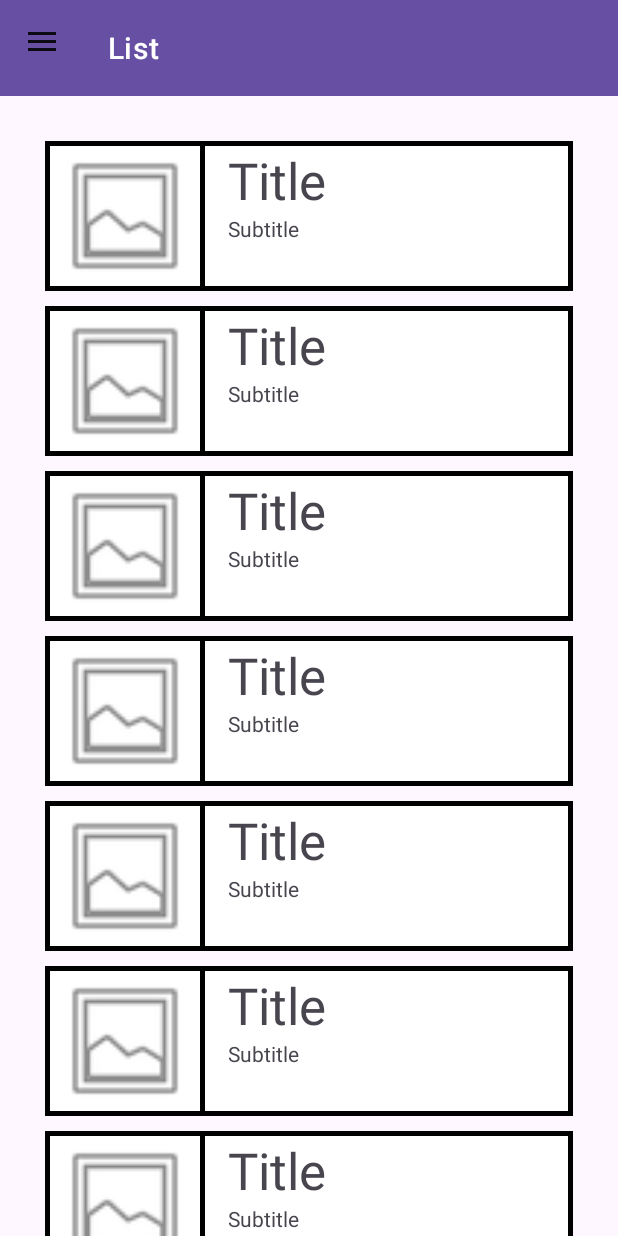
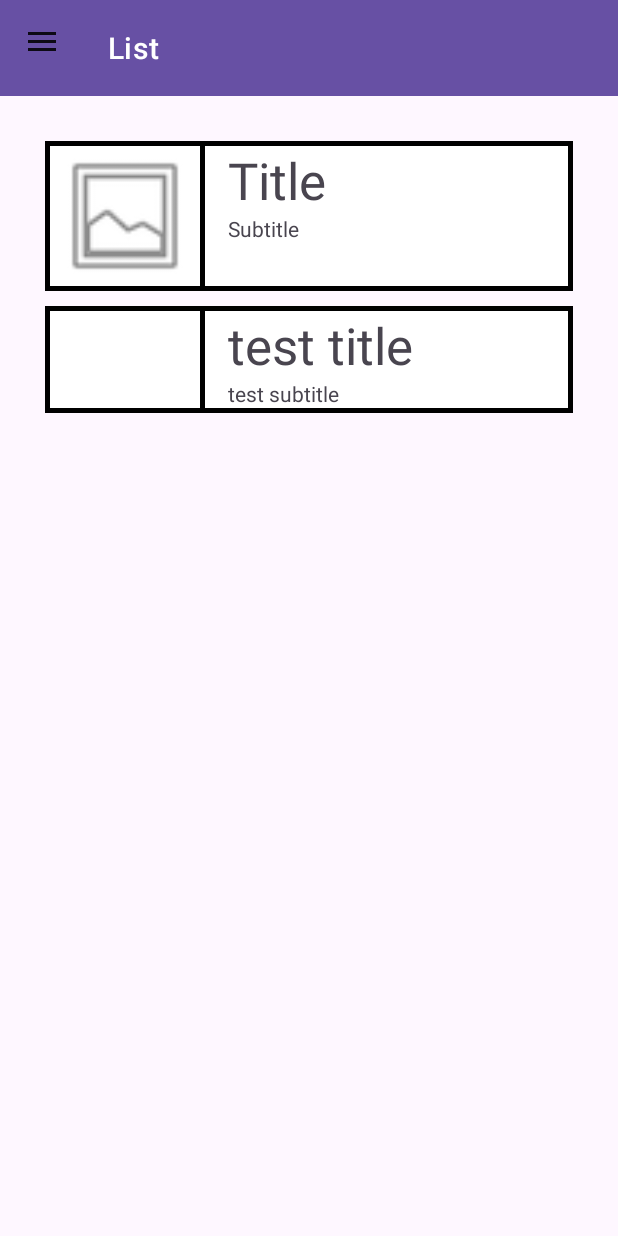
Before and after one commit to SaySaeqo/Projekt-Inzynierski, an Android app: the screen it shows after launch (MainActivity), on a phone screen of 412 x 824 dp. Run offline under Robolectric (Android 15) with nearby library versions, the phone set to English and light mode, and no system bars.

Commit message:
added: onButton behaviour for list rows and template for adding buttons from db

```diff
--- a/src/app/src/main/java/pl/edu/pg/cloudlib/ExhibitFragment.kt
+++ b/src/app/src/main/java/pl/edu/pg/cloudlib/ExhibitFragment.kt
@@ -19,7 +19,11 @@ class ExhibitFragment : Fragment() {
 
         activity?.title = getString(R.string.exhibit_page_title)
 
-        binding.textView.text = arguments?.getString(QRScannerFragment.BUNDLE_KEY) ?: "Error: no message arrived"
+        binding.textView.text = arguments?.getString(BUNDLE_KEY) ?: "Error: no message arrived"
         return binding.root
     }
+
+    companion object{
+        const val BUNDLE_KEY = "ExhibitMessage"
+    }
 }
--- a/src/app/src/main/java/pl/edu/pg/cloudlib/ListFragment.kt
+++ b/src/app/src/main/java/pl/edu/pg/cloudlib/ListFragment.kt
@@ -5,7 +5,10 @@ import android.view.LayoutInflater
 import android.view.View
 import android.view.ViewGroup
 import android.widget.Toast
+import androidx.core.os.bundleOf
+import androidx.core.view.forEach
 import androidx.fragment.app.Fragment
+import androidx.fragment.app.setFragmentResult
 import pl.edu.pg.cloudlib.databinding.FragmentListBinding
 
 // TODO: Rename parameter arguments, choose names that match
@@ -30,6 +33,22 @@ class ListFragment : Fragment() {
 
         activity?.title = getString(R.string.list_page_title)
 
+        // for exhibit in db
+        val row = ListRowView(requireContext())
+        row.title = "test title"
+        row.subtitle = "test subtitle"
+        row.imageView.setImageDrawable(null)
+        row.fragmentMessage = "test message"
+        binding.root.addView(row)
+
+        binding.root.forEach {
+            if (it is ListRowView)
+                it.setOnClickListener {_ ->
+                    setFragmentResult(ExhibitFragment.BUNDLE_KEY,
+                        bundleOf(ExhibitFragment.BUNDLE_KEY to it.fragmentMessage))
+                }
+        }
+
         return binding.root
     }
 }
--- a/src/app/src/main/java/pl/edu/pg/cloudlib/ListRowView.kt
+++ b/src/app/src/main/java/pl/edu/pg/cloudlib/ListRowView.kt
@@ -25,6 +25,8 @@ class ListRowView : FrameLayout {
     var imageView: ImageView
         get() = binding.image
         private set(value) {}
+
+    var fragmentMessage: String? = null
 
     constructor(context: Context) : super(context) {
         init(null, 0)
--- a/src/app/src/main/java/pl/edu/pg/cloudlib/MainActivity.kt
+++ b/src/app/src/main/java/pl/edu/pg/cloudlib/MainActivity.kt
@@ -52,7 +52,7 @@ class MainActivity : AppCompatActivity() {
             binding.navView.setCheckedItem(R.id.nav_list)
         }
 
-        supportFragmentManager.setFragmentResultListener(QRScannerFragment.BUNDLE_KEY, this)
+        supportFragmentManager.setFragmentResultListener(ExhibitFragment.BUNDLE_KEY, this)
         { _, bundle ->
             supportFragmentManager.commit {
                 setReorderingAllowed(true)
@@ -61,6 +61,7 @@ class MainActivity : AppCompatActivity() {
             }
             binding.navView.setCheckedItem(0)
         }
+
     }
 
     companion object{
--- a/src/app/src/main/java/pl/edu/pg/cloudlib/QRScannerFragment.kt
+++ b/src/app/src/main/java/pl/edu/pg/cloudlib/QRScannerFragment.kt
@@ -88,7 +88,8 @@ class QRScannerFragment : Fragment() {
     }
 
     private fun sendMessage(message: String){
-        setFragmentResult(BUNDLE_KEY, bundleOf(BUNDLE_KEY to message))
+        setFragmentResult(ExhibitFragment.BUNDLE_KEY,
+            bundleOf(ExhibitFragment.BUNDLE_KEY to message))
     }
 
     override fun onResume() {
@@ -103,7 +104,6 @@ class QRScannerFragment : Fragment() {
 
     companion object {
         private const val TAG = "QRScanner"
-        const val BUNDLE_KEY = "QRScannerResult"
     }
 
 
--- a/src/app/src/main/res/layout/fragment_list.xml
+++ b/src/app/src/main/res/layout/fragment_list.xml
@@ -15,40 +15,4 @@
         android:layout_height="100dp"
         android:id="@+id/first"
         />
-    <pl.edu.pg.cloudlib.ListRowView
-        android:layout_width="match_parent"
-        android:layout_height="100dp"
-        />
-    <pl.edu.pg.cloudlib.ListRowView
-        android:layout_width="match_parent"
-        android:layout_height="100dp"
-        />
-    <pl.edu.pg.cloudlib.ListRowView
-        android:layout_width="match_parent"
-        android:layout_height="100dp"
-        />
-    <pl.edu.pg.cloudlib.ListRowView
-        android:layout_width="match_parent"
-        android:layout_height="100dp"
-        />
-    <pl.edu.pg.cloudlib.ListRowView
-        android:layout_width="match_parent"
-        android:layout_height="100dp"
-        />
-    <pl.edu.pg.cloudlib.ListRowView
-        android:layout_width="match_parent"
-        android:layout_height="100dp"
-        />
-    <pl.edu.pg.cloudlib.ListRowView
-        android:layout_width="match_parent"
-        android:layout_height="100dp"
-        />
-    <pl.edu.pg.cloudlib.ListRowView
-        android:layout_width="match_parent"
-        android:layout_height="100dp"
-        />
-    <pl.edu.pg.cloudlib.ListRowView
-        android:layout_width="match_parent"
-        android:layout_height="100dp"
-        />
 </LinearLayout>
```
